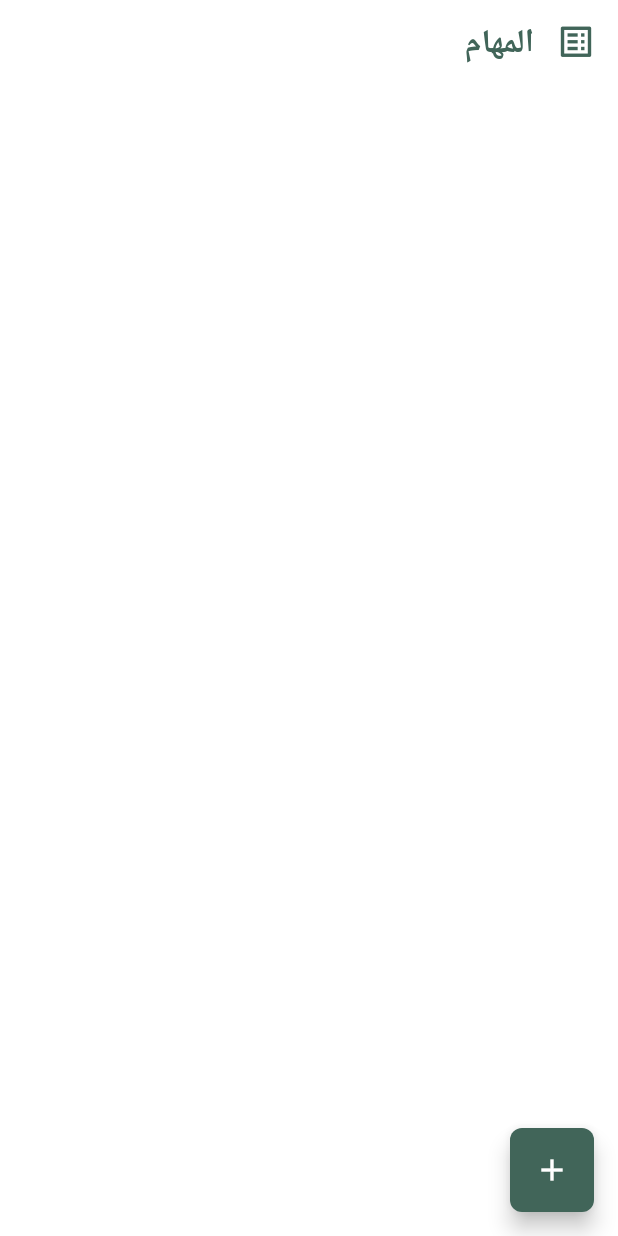
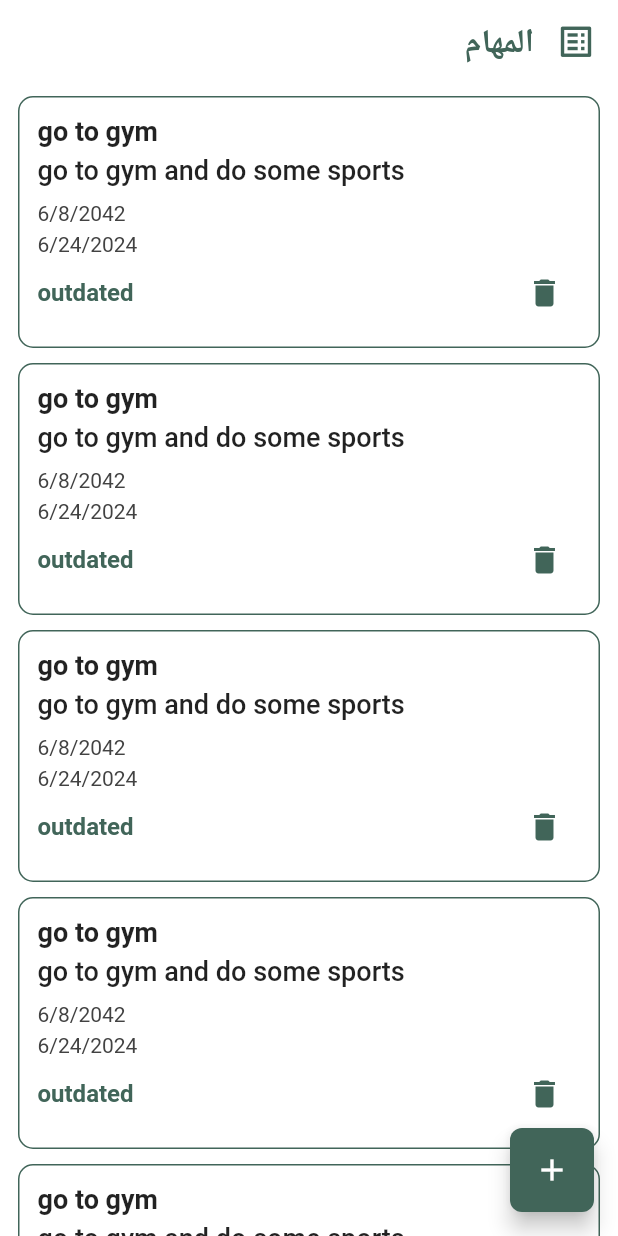
Before and after one commit to rehabsaad075/todo_app, a Flutter app: the screen it shows after launch, on a phone screen of 412 x 824 dp. Run offline on Flutter 3.47's test engine with Material 2 defaults, Android fonts, the phone set to English and light mode, and no system bars; our stand-ins replace animated_splash_screen.

Commit message:
create task item ui

```diff
--- /dev/null
+++ b/lib/view/componets/bodies/all_tasks_list_view.dart
@@ -0,0 +1,22 @@
+import 'package:flutter/material.dart';
+import 'package:todo_app/view/componets/items/task_item_custom.dart';
+
+class AllTasksListView extends StatelessWidget {
+  const AllTasksListView({super.key});
+
+  @override
+  Widget build(BuildContext context) {
+    return ListView.separated(
+      padding: const EdgeInsets.symmetric(horizontal: 12,vertical: 8),
+        itemBuilder: (context,index){
+          return  TaskItemCustom(
+            onTap: () {},
+          );
+        },
+        separatorBuilder: (context,index)=> const SizedBox(
+          height: 10,
+        ),
+        itemCount: 10
+    );
+  }
+}
--- /dev/null
+++ b/lib/view/componets/items/task_item_custom.dart
@@ -0,0 +1,79 @@
+import 'package:flutter/material.dart';
+import 'package:todo_app/view_model/app_colors.dart';
+import 'package:todo_app/view_model/app_icons.dart';
+
+class TaskItemCustom extends StatelessWidget {
+  final void Function()? onTap;
+  const TaskItemCustom({super.key,required this.onTap});
+
+  @override
+  Widget build(BuildContext context) {
+    return InkWell(
+      onTap:onTap ,
+      child: Container(
+        padding: const EdgeInsets.all(12),
+        decoration: BoxDecoration(
+            borderRadius: BorderRadius.circular(10),
+            border: Border.all(
+                color: AppColors.appColor
+            )
+        ),
+        child:  Column(
+          crossAxisAlignment: CrossAxisAlignment.end,
+          children: [
+            const Text(
+              'go to gym',
+              style: TextStyle(
+                  fontSize: 18,
+                  fontWeight: FontWeight.bold
+              ),
+            ),
+            const SizedBox(height: 5,),
+            const Text(
+              'go to gym and do some sports',
+              style: TextStyle(
+                fontSize: 18,
+                fontWeight: FontWeight.w500,
+              ),
+            ),
+            const SizedBox(height: 10,),
+            Text(
+              '6/8/2042',
+              style: TextStyle(
+                  color: AppColors.gray800!
+              ),
+            ),
+            const SizedBox(height: 5,),
+            Text(
+              '6/24/2024',
+              style: TextStyle(
+                  color: AppColors.gray800!
+              ),
+            ),
+            Row(
+              children: [
+                IconButton(
+                    onPressed: (){
+                    },
+                    icon:  const Icon(
+                      AppIcons.deleteIcon,
+                      color: AppColors.appColor,
+                    )
+                ),
+                const Spacer(),
+                const Text(
+                  'outdated',
+                  style: TextStyle(
+                      fontSize: 16,
+                      color: AppColors.appColor,
+                      fontWeight: FontWeight.bold
+                  ),
+                ),
+              ],
+            ),
+          ],
+        ),
+      ),
+    );
+  }
+}
--- a/lib/view/screens/todo_home_page_screen.dart
+++ b/lib/view/screens/todo_home_page_screen.dart
@@ -1,5 +1,6 @@
 import 'package:flutter/material.dart';
 import 'package:todo_app/view/add_task_screen.dart';
+import 'package:todo_app/view/componets/bodies/all_tasks_list_view.dart';
 import 'package:todo_app/view_model/app_icons.dart';
 import 'package:todo_app/view_model/functions/navigation_functions.dart';
 
@@ -19,6 +20,7 @@ class TodoHomePageScreen extends StatelessWidget {
               AppIcons.listIcon
           ),
         ),
+        body: const AllTasksListView(),
         floatingActionButtonLocation: FloatingActionButtonLocation.startFloat,
         floatingActionButton: FloatingActionButton(
           onPressed: () {
--- a/lib/view_model/app_colors.dart
+++ b/lib/view_model/app_colors.dart
@@ -5,4 +5,6 @@ abstract class AppColors{
   static const Color errorColor=Colors.red;
   static const Color whiteColor=Colors.white;
   static const Color gray=Colors.grey;
+  static  Color? gray800=Colors.grey[800];
+  static  Color? gray700=Colors.grey[700];
 }
```
